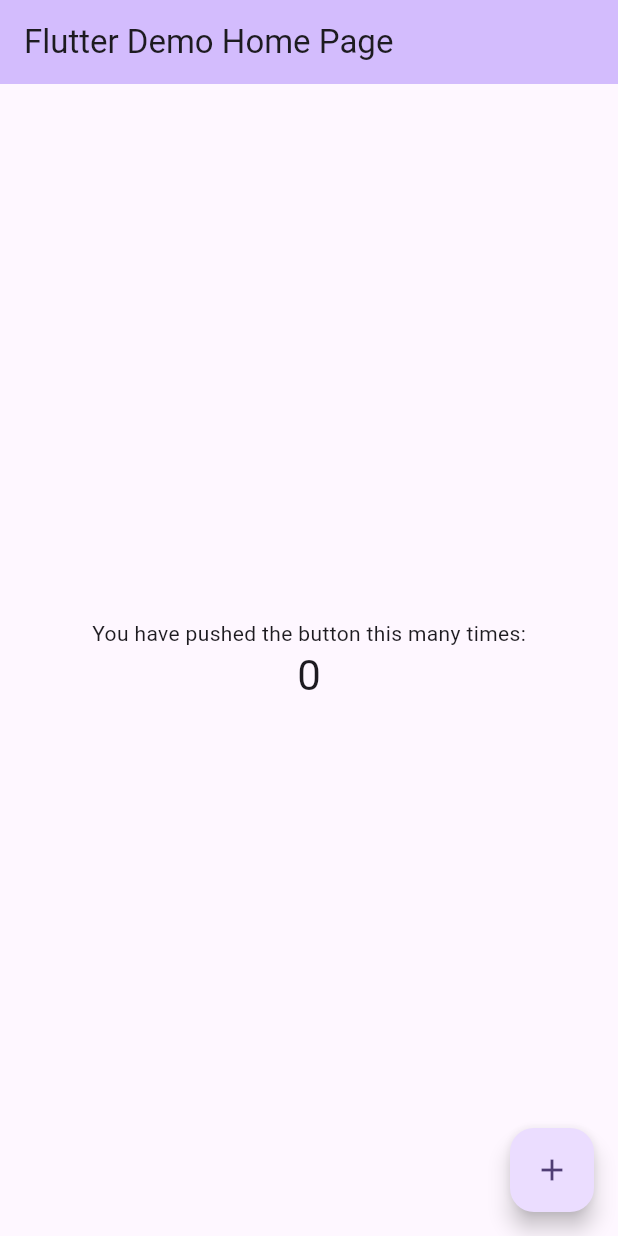
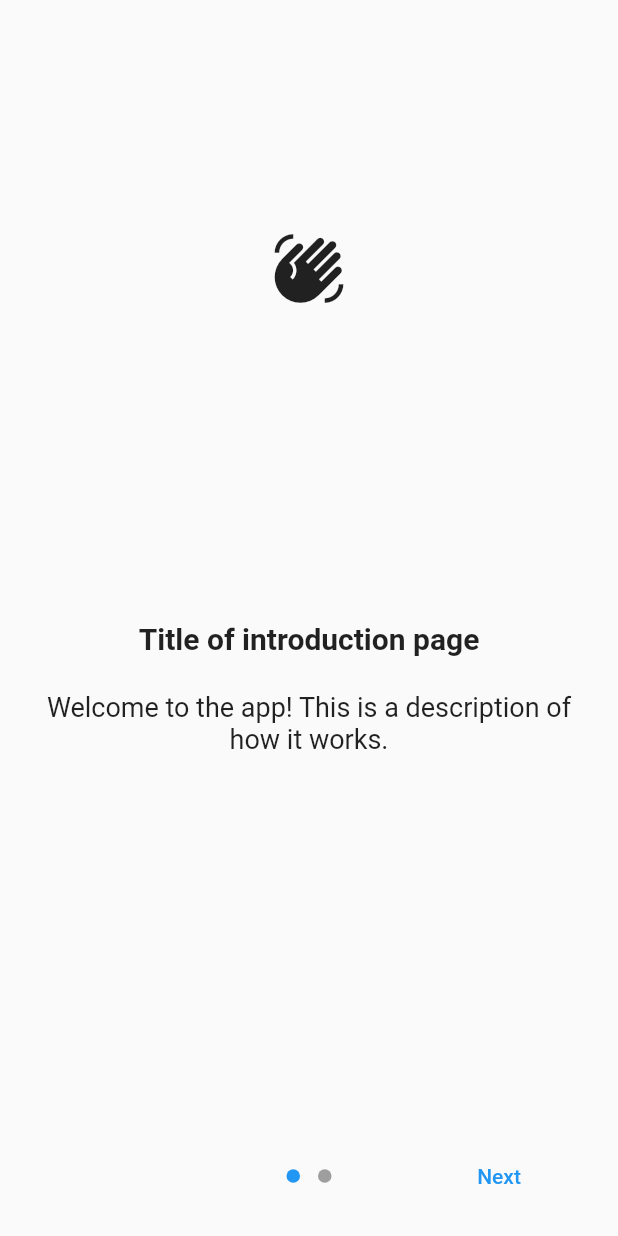
Before and after one commit to yohanessahrul/flutter-movie, a Flutter app: the screen it shows after launch, on a phone screen of 412 x 824 dp. Run offline on Flutter 3.47's test engine with Material 2 defaults, Android fonts, the phone set to English and light mode, and no system bars; drawn by our look-alikes of introduction_screen.

Commit message:
add introduction pages

```diff
--- a/lib/main.dart
+++ b/lib/main.dart
@@ -1,125 +1,15 @@
 import 'package:flutter/material.dart';
+import './pages/introduction_pages.dart';
 
 void main() {
-  runApp(const MyApp());
+  runApp(MyApp());
 }
 
 class MyApp extends StatelessWidget {
-  const MyApp({super.key});
-
-  // This widget is the root of your application.
   @override
   Widget build(BuildContext context) {
     return MaterialApp(
-      title: 'Flutter Demo',
-      theme: ThemeData(
-        // This is the theme of your application.
-        //
-        // TRY THIS: Try running your application with "flutter run". You'll see
-        // the application has a blue toolbar. Then, without quitting the app,
-        // try changing the seedColor in the colorScheme below to Colors.green
-        // and then invoke "hot reload" (save your changes or press the "hot
-        // reload" button in a Flutter-supported IDE, or press "r" if you used
-        // the command line to start the app).
-        //
-        // Notice that the counter didn't reset back to zero; the application
-        // state is not lost during the reload. To reset the state, use hot
-        // restart instead.
-        //
-        // This works for code too, not just values: Most code changes can be
-        // tested with just a hot reload.
-        colorScheme: ColorScheme.fromSeed(seedColor: Colors.deepPurple),
-        useMaterial3: true,
-      ),
-      home: const MyHomePage(title: 'Flutter Demo Home Page'),
+      home: IntoructionPage(),
     );
   }
 }
-
-class MyHomePage extends StatefulWidget {
-  const MyHomePage({super.key, required this.title});
-
-  // This widget is the home page of your application. It is stateful, meaning
-  // that it has a State object (defined below) that contains fields that affect
-  // how it looks.
-
-  // This class is the configuration for the state. It holds the values (in this
-  // case the title) provided by the parent (in this case the App widget) and
-  // used by the build method of the State. Fields in a Widget subclass are
-  // always marked "final".
-
-  final String title;
-
-  @override
-  State<MyHomePage> createState() => _MyHomePageState();
-}
-
-class _MyHomePageState extends State<MyHomePage> {
-  int _counter = 0;
-
-  void _incrementCounter() {
-    setState(() {
-      // This call to setState tells the Flutter framework that something has
-      // changed in this State, which causes it to rerun the build method below
-      // so that the display can reflect the updated values. If we changed
-      // _counter without calling setState(), then the build method would not be
-      // called again, and so nothing would appear to happen.
-      _counter++;
-    });
-  }
-
-  @override
-  Widget build(BuildContext context) {
-    // This method is rerun every time setState is called, for instance as done
-    // by the _incrementCounter method above.
-    //
-    // The Flutter framework has been optimized to make rerunning build methods
-    // fast, so that you can just rebuild anything that needs updating rather
-    // than having to individually change instances of widgets.
-    return Scaffold(
-      appBar: AppBar(
-        // TRY THIS: Try changing the color here to a specific color (to
-        // Colors.amber, perhaps?) and trigger a hot reload to see the AppBar
-        // change color while the other colors stay the same.
-        backgroundColor: Theme.of(context).colorScheme.inversePrimary,
-        // Here we take the value from the MyHomePage object that was created by
-        // the App.build method, and use it to set our appbar title.
-        title: Text(widget.title),
-      ),
-      body: Center(
-        // Center is a layout widget. It takes a single child and positions it
-        // in the middle of the parent.
-        child: Column(
-          // Column is also a layout widget. It takes a list of children and
-          // arranges them vertically. By default, it sizes itself to fit its
-          // children horizontally, and tries to be as tall as its parent.
-          //
-          // Column has various properties to control how it sizes itself and
-          // how it positions its children. Here we use mainAxisAlignment to
-          // center the children vertically; the main axis here is the vertical
-          // axis because Columns are vertical (the cross axis would be
-          // horizontal).
-          //
-          // TRY THIS: Invoke "debug painting" (choose the "Toggle Debug Paint"
-          // action in the IDE, or press "p" in the console), to see the
-          // wireframe for each widget.
-          mainAxisAlignment: MainAxisAlignment.center,
-          children: <Widget>[
-            const Text(
-              'You have pushed the button this many times:',
-            ),
-            Text(
-              '$_counter',
-              style: Theme.of(context).textTheme.headlineMedium,
-            ),
-          ],
-        ),
-      ),
-      floatingActionButton: FloatingActionButton(
-        onPressed: _incrementCounter,
-        tooltip: 'Increment',
-        child: const Icon(Icons.add),
-      ), // This trailing comma makes auto-formatting nicer for build methods.
-    );
-  }
-}
--- /dev/null
+++ b/lib/pages/home_page.dart
@@ -0,0 +1,15 @@
+import 'package:flutter/material.dart';
+
+class HomePage extends StatelessWidget {
+  @override
+  Widget build(BuildContext context) {
+    return Scaffold(
+      appBar: AppBar(
+        title: Text("Yosa XX1"),
+      ),
+      body: Center(
+        child: Text("HomePage"),
+      ),
+    );
+  }
+}
--- /dev/null
+++ b/lib/pages/introduction_pages.dart
@@ -0,0 +1,38 @@
+import 'package:flutter/material.dart';
+import 'package:introduction_screen/introduction_screen.dart';
+import './home_page.dart';
+
+class IntoructionPage extends StatelessWidget {
+  @override
+  Widget build(BuildContext context) {
+    return IntroductionScreen(
+      pages: [
+        PageViewModel(
+          title: "Title of introduction page",
+          body: "Welcome to the app! This is a description of how it works.",
+          image: const Center(
+            child: Icon(Icons.waving_hand, size: 50.0),
+          ),
+        ),
+        PageViewModel(
+          title: "Title of introduction page",
+          body: "Welcome to the app! This is a description of how it works.",
+          image: const Center(
+            child: Icon(Icons.waving_hand, size: 50.0),
+          ),
+        )
+      ],
+      showNextButton: true,
+      next: Text("Next"),
+      done: const Text("Done"),
+      onDone: () {
+        Navigator.pushReplacement(
+          context,
+          MaterialPageRoute(
+            builder: (context) => HomePage(),
+          ),
+        );
+      },
+    );
+  }
+}
```
Also changed, not shown: pubspec.yaml (+4 -12 lines), pubspec.lock, 6 other files.
